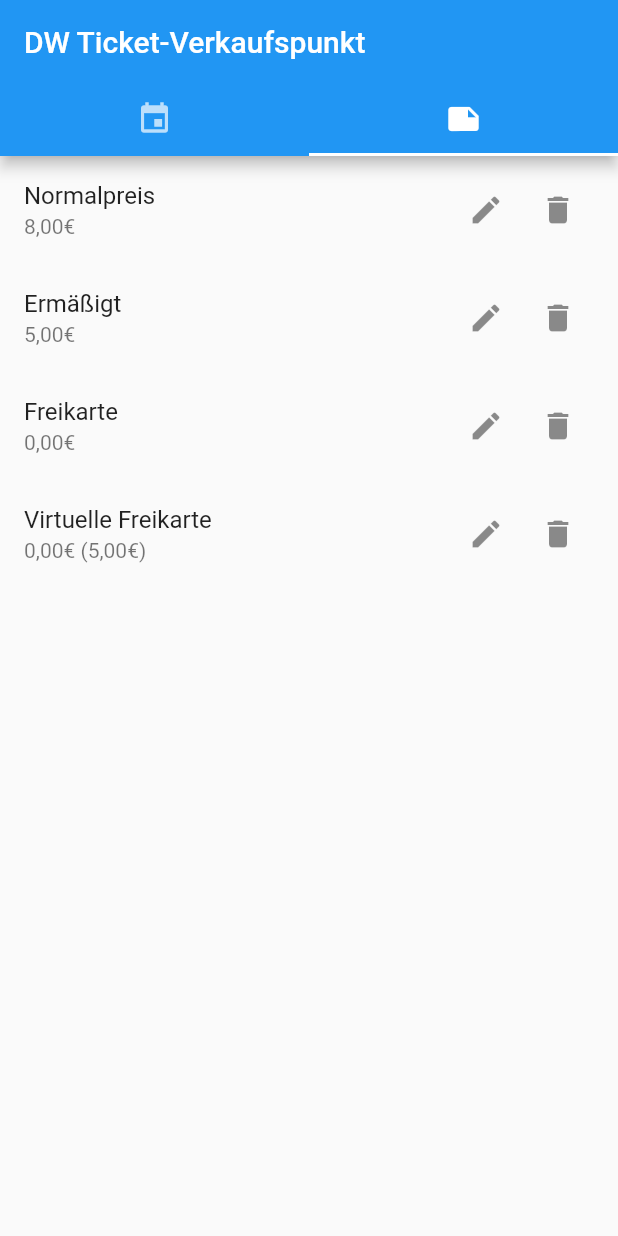
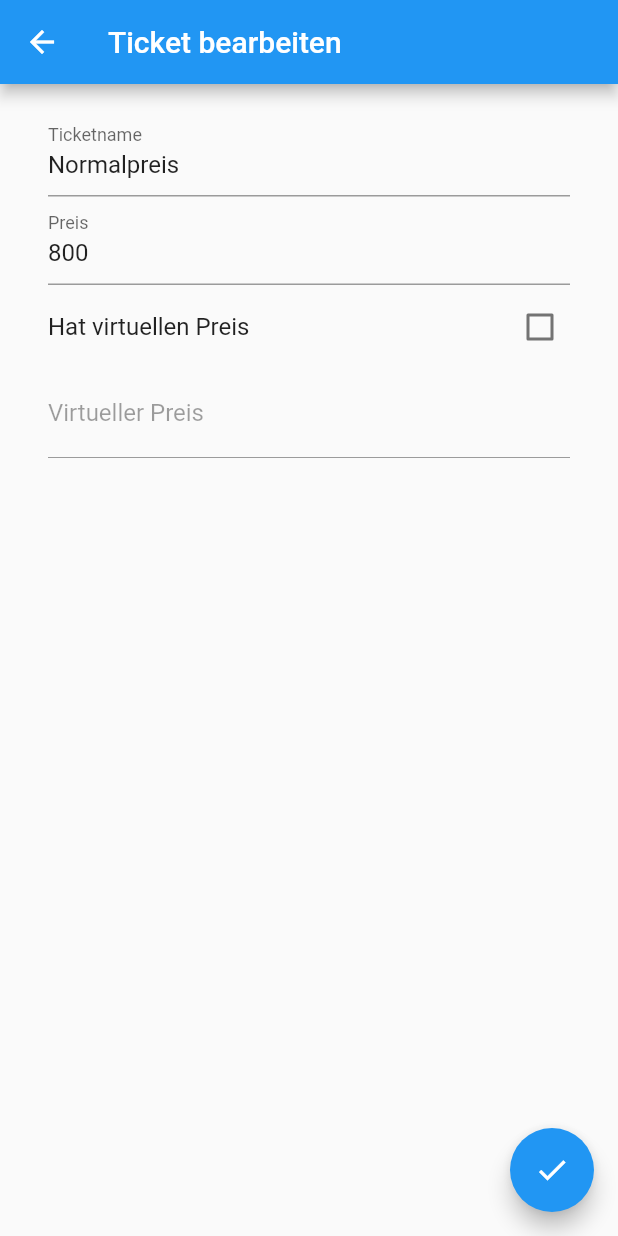
Before and after one commit to dasdware/dw-ticket-pos, a Flutter app: the screen it shows after launch, tab 2 chosen, after a tap on the "edit" icon, on a phone screen of 412 x 824 dp. Run offline on Flutter 3.47's test engine with Material 2 defaults, Android fonts, the light colour scheme and no system bars.

Commit message:
added editing tickets

```diff
--- a/lib/model/ticket.dart
+++ b/lib/model/ticket.dart
@@ -2,9 +2,9 @@ import 'package:flutter/material.dart';
 import 'package:scoped_model/scoped_model.dart';
 
 class Ticket extends Model {
-  final String title;
-  final int price;
-  final int virtualPrice;
+  String title;
+  int price;
+  int virtualPrice;
 
   Ticket(this.title, this.price, [this.virtualPrice = -1]);
 
--- /dev/null
+++ b/lib/views/ticket_details.dart
@@ -0,0 +1,134 @@
+import 'package:dw_ticket_pos/model/ticket.dart';
+import 'package:flutter/material.dart';
+
+void editTicket(BuildContext context, Ticket ticket) {
+  Navigator.push(
+    context,
+    MaterialPageRoute(
+      builder: (context) => TicketDetailsView(
+          ticket: ticket,
+          onCommit: (String title, int price, bool hasVirtualPrice,
+              int virtualPrice) {
+            ticket.title = title;
+            ticket.price = price;
+            ticket.virtualPrice = hasVirtualPrice ? virtualPrice : -1;
+            return true;
+          }),
+    ),
+  );
+}
+
+typedef OnTicketDetailsCommit = bool Function(
+    String title, int price, bool hasVirtualPrice, int virtualPrice);
+
+class TicketDetailsView extends StatefulWidget {
+  final Ticket ticket;
+  final OnTicketDetailsCommit onCommit;
+
+  const TicketDetailsView({Key key, this.ticket, this.onCommit})
+      : super(key: key);
+
+  @override
+  _TicketDetailsViewState createState() => _TicketDetailsViewState();
+}
+
+class _TicketDetailsViewState extends State<TicketDetailsView> {
+  TextEditingController titleController;
+  TextEditingController priceController;
+  bool hasVirtualPrice;
+  TextEditingController virtualPriceController;
+
+  @override
+  initState() {
+    super.initState();
+    titleController = TextEditingController(text: widget.ticket.title);
+    priceController =
+        TextEditingController(text: widget.ticket.price.toString());
+    hasVirtualPrice = widget.ticket.hasVirtualPrice;
+    virtualPriceController = TextEditingController(
+        text: hasVirtualPrice ? widget.ticket.virtualPrice.toString() : '');
+  }
+
+  @override
+  Widget build(BuildContext context) {
+    final bool showFab = MediaQuery.of(context).viewInsets.bottom == 0.0;
+
+    return Scaffold(
+      appBar: AppBar(
+        title: Text('Ticket bearbeiten'),
+      ),
+      body: SingleChildScrollView(
+        child: Padding(
+          padding: const EdgeInsets.all(16.0),
+          child: Column(
+            children: [
+              InputField(
+                labelText: 'Ticketname',
+                controller: titleController,
+              ),
+              InputField(
+                labelText: 'Preis',
+                controller: priceController,
+              ),
+              CheckboxListTile(
+                title: Text('Hat virtuellen Preis'),
+                value: hasVirtualPrice,
+                onChanged: (bool value) {
+                  setState(() {
+                    hasVirtualPrice = !hasVirtualPrice;
+                  });
+                },
+              ),
+              InputField(
+                labelText: 'Virtueller Preis',
+                enabled: hasVirtualPrice,
+                controller: virtualPriceController,
+              ),
+            ],
+          ),
+        ),
+      ),
+      floatingActionButton: (showFab)
+          ? FloatingActionButton(
+              child: Icon(Icons.check),
+              onPressed: () {
+                if (widget.onCommit == null ||
+                    widget.onCommit(
+                      titleController.text,
+                      int.tryParse(priceController.text) ?? -1,
+                      hasVirtualPrice,
+                      int.tryParse(virtualPriceController.text) ?? -1,
+                    )) {
+                  Navigator.of(context).pop();
+                }
+              },
+            )
+          : null,
+    );
+  }
+}
+
+class InputField extends StatelessWidget {
+  const InputField({
+    Key key,
+    @required this.controller,
+    @required this.labelText,
+    this.enabled = true,
+  }) : super(key: key);
+
+  final TextEditingController controller;
+  final String labelText;
+  final bool enabled;
+
+  @override
+  Widget build(BuildContext context) {
+    return Padding(
+      padding: const EdgeInsets.symmetric(horizontal: 16.0),
+      child: TextField(
+        decoration: InputDecoration(labelText: labelText),
+        enabled: enabled,
+        controller: controller,
+      ),
+    );
+  }
+}
--- a/lib/widgets/ticket_list.dart
+++ b/lib/widgets/ticket_list.dart
@@ -1,3 +1,4 @@
+import 'package:dw_ticket_pos/views/ticket_details.dart';
 import 'package:flutter/material.dart';
 import 'package:scoped_model/scoped_model.dart';
 
@@ -23,10 +24,7 @@ class TicketListWidget extends StatelessWidget {
                         trailing: Row(
                           mainAxisSize: MainAxisSize.min,
                           children: <Widget>[
-                            IconButton(
-                              icon: Icon(Icons.edit),
-                              onPressed: () {},
-                            ),
+                            EditTicketButton(ticket: ticket),
                             DeleteTicketButton(storage: storage, ticket: ticket)
                           ],
                         ),
@@ -39,11 +37,28 @@ class TicketListWidget extends StatelessWidget {
   }
 }
 
+class EditTicketButton extends StatelessWidget {
+  final Ticket ticket;
+  const EditTicketButton({Key key, this.ticket}) : super(key: key);
+
+  @override
+  Widget build(BuildContext context) {
+    return IconButton(
+      icon: Icon(Icons.edit),
+      onPressed: () => editTicket(
+            context,
+            ticket,
+          ),
+    );
+  }
+}
+
 class DeleteTicketButton extends StatelessWidget {
   final Storage storage;
   final Ticket ticket;
 
-  const DeleteTicketButton({Key key, this.storage, this.ticket}) : super(key: key);
+  const DeleteTicketButton({Key key, this.storage, this.ticket})
+      : super(key: key);
 
   void askDeleteTicket(BuildContext context) {
     showDialog(
```
